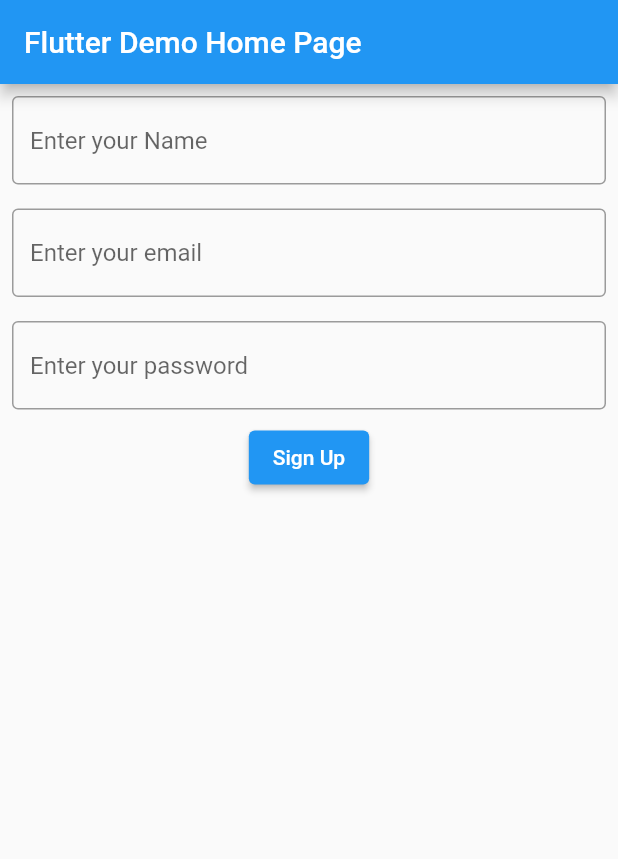
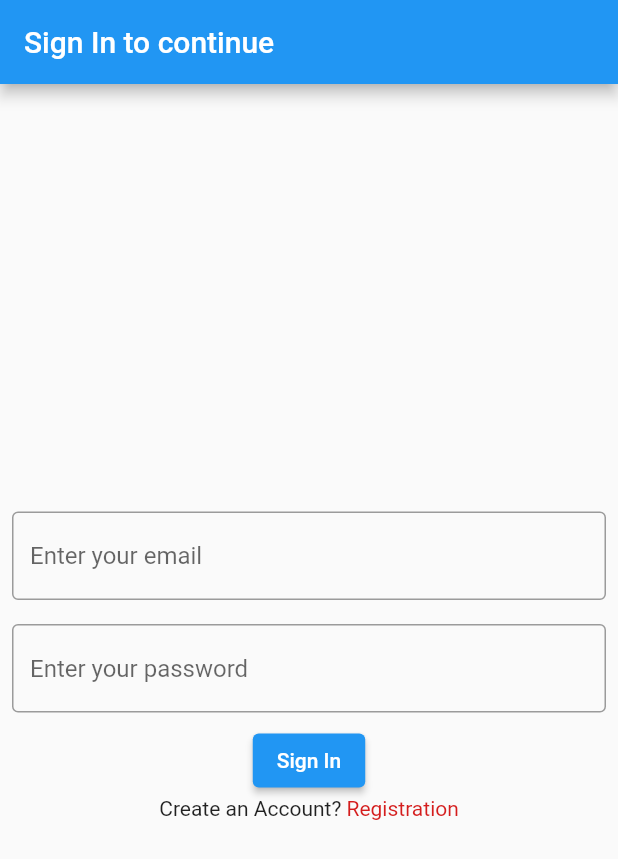
Before and after one commit to alamincse6615/people_managment, a Flutter app: the screen it shows after launch, on a phone screen of 412 x 824 dp. Shown: the top 859 px of the screen. Run offline on Flutter 3.47's test engine with Material 2 defaults, Android fonts, the phone set to English and light mode, and no system bars.

Commit message:
design done

```diff
--- a/lib/main.dart
+++ b/lib/main.dart
@@ -1,4 +1,9 @@
+
+
+import 'dart:async';
+
 import 'package:flutter/material.dart';
+import 'package:people_management/signin.dart';
 
 void main() {
   runApp(const MyApp());
@@ -23,9 +28,6 @@ class MyApp extends StatelessWidget {
 
 class MyHomePage extends StatefulWidget {
   const MyHomePage({Key? key, required this.title}) : super(key: key);
-
-
-
   final String title;
 
   @override
@@ -33,72 +35,33 @@ class MyHomePage extends StatefulWidget {
 }
 
 class _MyHomePageState extends State<MyHomePage> {
-  final namectrl = TextEditingController();
-  final emailtrl = TextEditingController();
-  final passtrl = TextEditingController();
 
 
-  @override
-  void dispose() {
-    // TODO: implement dispose
-    super.dispose();
-    namectrl.dispose();
-    emailtrl.dispose();
-    passtrl.dispose();
-  }
 
   @override
   Widget build(BuildContext context) {
     return Scaffold(
-      appBar: AppBar(
-
-        title: Text(widget.title),
-      ),
-      body: Column(
-        children: [
-          Padding(
-            padding: const EdgeInsets.all(8.0),
-            child: TextField(
-              controller: namectrl,
-              decoration: InputDecoration(
-                border: OutlineInputBorder(),
-                hintText: "Enter your Name"
-              ),
-            ),
+      backgroundColor: Color(0x65350ea0),
+        body: Center(
+          child: Column(
+            mainAxisAlignment: MainAxisAlignment.center,
+            children: [
+              Image.asset("images/logo.png")
+            ],
           ),
-          Padding(
-            padding: const EdgeInsets.all(8.0),
-            child: TextField(
-              controller: emailtrl,
-              decoration: InputDecoration(
-                border: OutlineInputBorder(),
-                hintText: "Enter your email"
-              ),
-            ),
-          ),
-          Padding(
-            padding: const EdgeInsets.all(8.0),
-            child: TextField(
-              obscureText: true,
-              controller: passtrl,
-              decoration: InputDecoration(
-                border: OutlineInputBorder(),
-                hintText: "Enter your password"
-              ),
-            ),
-          ),
-          ElevatedButton(
-              onPressed: (){
-                registration(namectrl.text,emailtrl.text,passtrl.text);
-              },
-              child: Text("Sign Up")
-          )
-        ],
-      ),
-
+        ),
      );
   }
-  registration(String name, String email, String pass){
 
+  @override
+  void initState() {
+    Timer(Duration(seconds: 3), (){
+      Navigator.pushReplacement(
+          context,
+          MaterialPageRoute(
+              builder: (context)=>SignIn(),
+          )
+      );
+    });
   }
 }
--- /dev/null
+++ b/lib/signin.dart
@@ -0,0 +1,85 @@
+import 'package:flutter/material.dart';
+import 'package:people_management/dashboard.dart';
+import 'package:people_management/signup.dart';
+
+class SignIn extends StatefulWidget {
+  const SignIn({Key? key}) : super(key: key);
+
+  @override
+  _SignInState createState() => _SignInState();
+}
+
+class _SignInState extends State<SignIn> {
+
+  final emailtrl = TextEditingController();
+  final passtrl = TextEditingController();
+
+  @override
+  void dispose() {
+    // TODO: implement dispose
+    super.dispose();
+    emailtrl.dispose();
+    passtrl.dispose();
+  }
+
+  @override
+  Widget build(BuildContext context) {
+    return Scaffold(
+      appBar: AppBar(
+
+        title: Text("Sign In to continue"),
+      ),
+      body: Column(
+        mainAxisAlignment: MainAxisAlignment.center,
+        children: [
+          Padding(
+            padding: const EdgeInsets.all(8.0),
+            child: TextField(
+              controller: emailtrl,
+              decoration: InputDecoration(
+                  border: OutlineInputBorder(),
+                  hintText: "Enter your email"
+              ),
+            ),
+          ),
+          Padding(
+            padding: const EdgeInsets.all(8.0),
+            child: TextField(
+              obscureText: true,
+              controller: passtrl,
+              decoration: InputDecoration(
+                  border: OutlineInputBorder(),
+                  hintText: "Enter your password"
+              ),
+            ),
+          ),
+          ElevatedButton(
+              onPressed: (){
+                registration(emailtrl.text,passtrl.text);
+              },
+              child: Text("Sign In")
+          ),
+          Center(
+            child: Row(
+              crossAxisAlignment: CrossAxisAlignment.center,
+              mainAxisAlignment: MainAxisAlignment.center,
+              children: [
+                Text("Create an Account? "),
+                InkWell(
+                  onTap: (){
+                    Navigator.push(context, MaterialPageRoute(builder: (context)=>SignUp()));
+                  },
+                    child: Text("Registration",style: TextStyle(color: Color(0xf0d20f0f)),)),
+              ],
+            ),
+          )
+        ],
+      ),
+
+    );
+  }
+  registration(String email, String pass){
+    Navigator.push(context, MaterialPageRoute(builder: (context)=>Dashboard()));
+  }
+
+}
--- a/pubspec.yaml
+++ b/pubspec.yaml
@@ -60,8 +60,8 @@ flutter:
   uses-material-design: true
 
   # To add assets to your application, add an assets section, like this:
-  # assets:
-  #   - images/a_dot_burr.jpeg
+  assets:
+   - images/logo.png
   #   - images/a_dot_ham.jpeg
 
   # An image asset can refer to one or more resolution-specific "variants", see
```
Also changed, not shown: lib/addpeople.dart (added, +77 -0 lines), lib/dashboard.dart (added, +63 -0 lines), lib/signup.dart (added, +94 -0 lines), images/logo.png (added).
